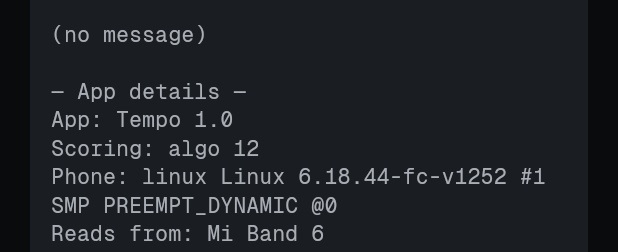
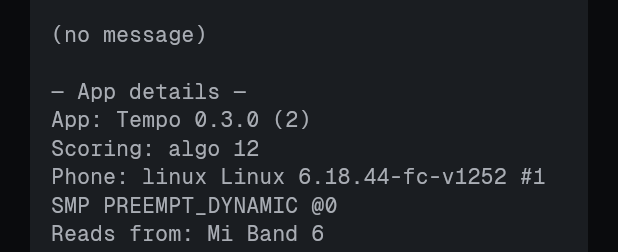
Before and after one commit to mkashyap69/tempo, a Flutter app: the FeedbackScreen widget shown alone on an empty page, opened directly, on a phone screen of 412 x 824 dp. Shown: the part 974-1226 px from the top of the screen. Run offline on Flutter 3.47's test engine with Material 3 defaults, Android fonts, the phone set to English and light mode, and no system bars; our stand-ins replace drift, drift_flutter, file_picker, flutter_blue_plus, flutter_local_notifications, flutter_riverpod and 6 more; missing offline and left inert: flutter_foreground_task, health, home_widget, pointycastle, workmanager; accounts and stored records are empty; generated files the repository leaves out were written again; statements that could not run were skipped; project files that could hold a hidden picture were left out.

Commit message:
0.3.0+2: app version in You and feedback; versioning rules in AGENTS.md
Co-Authored-By: Claude Opus 5.5 <noreply@anthropic.com>
Claude-Session: https://claude.ai/code/session_01X6AFXBSuJsWij7W8wrSgMC

```diff
--- /dev/null
+++ b/app/lib/src/core/version.dart
@@ -0,0 +1,10 @@
+/// The app's version, shown at the bottom of You so a build can be told
+/// apart at a glance. Must match `version:` in app/pubspec.yaml (a test
+/// checks); bump both with every change (AGENTS.md → Versioning).
+const appVersion = '0.3.0';
+const appBuild = 2;
+
+/// What this version line of the UI is called.
+const appUiLabel = 'v3 UI';
+
+String get versionLabel => 'Tempo $appVersion ($appBuild) · $appUiLabel';
--- a/app/lib/src/screens/feedback.dart
+++ b/app/lib/src/screens/feedback.dart
@@ -5,6 +5,7 @@ import 'package:flutter_riverpod/flutter_riverpod.dart';
 import 'package:scoring/scoring.dart' as sc;
 import 'package:share_plus/share_plus.dart';
 
+import '../core/version.dart';
 import '../core/format.dart';
 import '../design/components.dart';
 import '../design/tokens.dart';
@@ -71,7 +72,7 @@ class _FeedbackScreenState extends ConsumerState<FeedbackScreen> {
     final source = ref.read(dataSourceProvider);
     final sync = ref.read(syncProvider);
     return {
-      'App': 'Tempo 1.0',
+      'App': 'Tempo $appVersion ($appBuild)',
       'Scoring': 'algo ${sc.algoVersion}',
       'Phone': '${Platform.operatingSystem} ${Platform.operatingSystemVersion}',
       'Reads from': source.label,
--- a/app/lib/src/screens/settings.dart
+++ b/app/lib/src/screens/settings.dart
@@ -44,6 +44,7 @@ import 'health_check.dart';
 import 'journal_customise.dart';
 import 'feedback.dart';
 import 'learn.dart';
+import '../core/version.dart';
 import 'nav.dart';
 import 'privacy.dart';
 import 'week_template.dart';
@@ -1318,7 +1319,8 @@ class _VersionLineState extends ConsumerState<_VersionLine> {
     behavior: HitTestBehavior.opaque,
     onTap: _tap,
     child: Text(
-      'Tempo 1.0 · A wellness tool, not a medical device.',
+      '$versionLabel\nA wellness tool, not a medical device.',
+      key: const ValueKey('version-line'),
       textAlign: TextAlign.center,
       style: TempoType.caption.c(context.c.text3),
     ),
--- a/app/pubspec.yaml
+++ b/app/pubspec.yaml
@@ -1,7 +1,7 @@
 name: tempo
 description: Personal recovery/strain app for the Mi Band 6, Apple Health or Health Connect.
 publish_to: none
-version: 0.0.1+1
+version: 0.3.0+2
 resolution: workspace
 
 environment:
```
Also changed, not shown: 5 other files.
